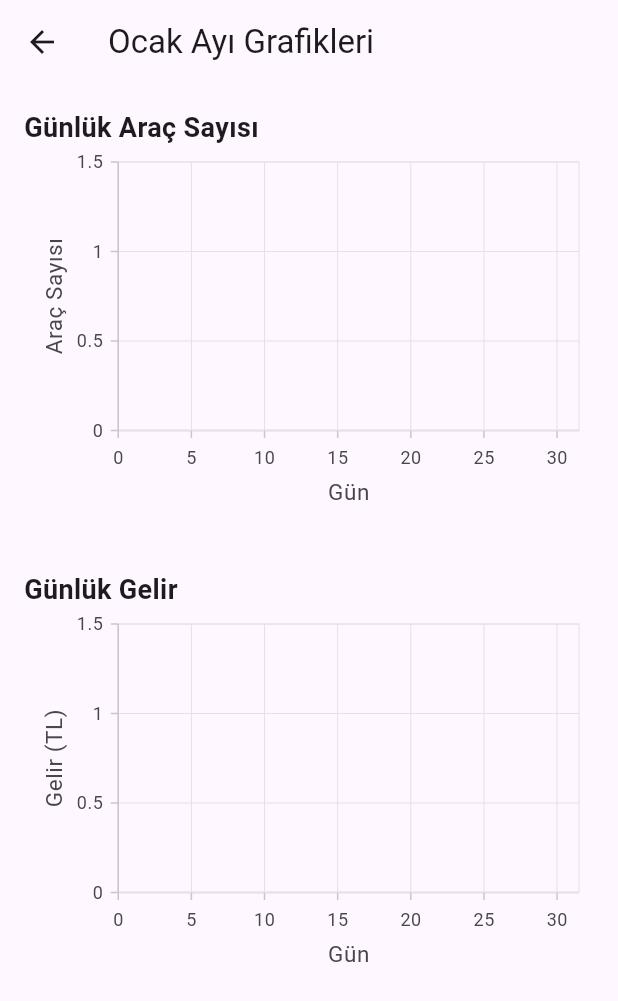
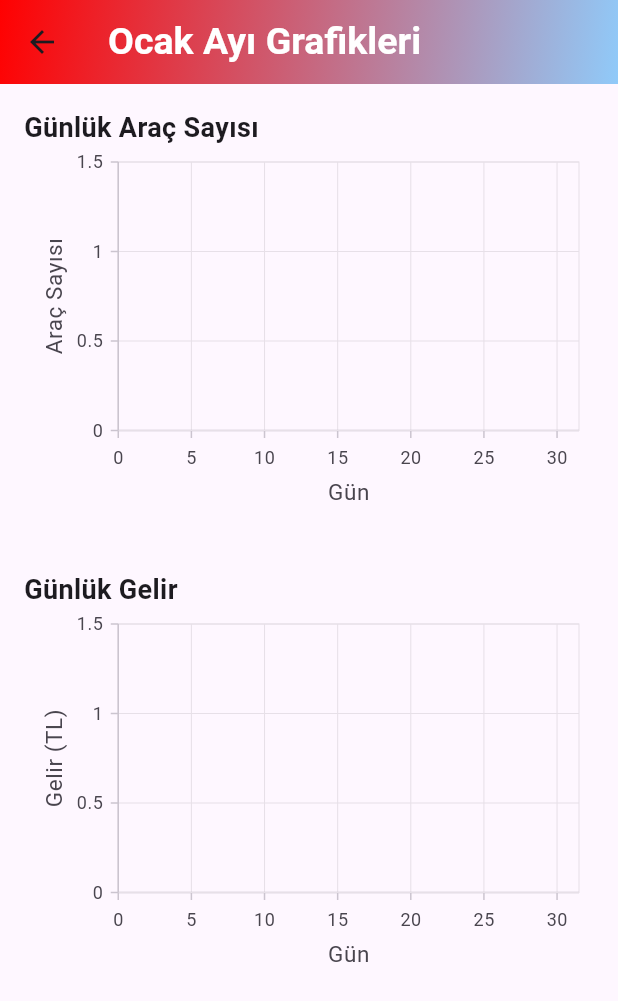
Before and after one commit to uluckabd/car_wash, a Flutter app: the ReportChartsPage screen opened directly, after a tap on "Ocak", on a phone screen of 412 x 824 dp. Shown: the top 1001 px of the screen. Run offline on Flutter 3.47's test engine with Material 3 defaults, Android fonts, the phone set to English and light mode, and no system bars; our stand-ins replace mask_text_input_formatter, sqflite, syncfusion_flutter_charts; accounts and stored records are empty.

Commit message:
grafik sayfaları tasarımı düzeltildi

```diff
--- a/lib/charts_page.dart
+++ b/lib/charts_page.dart
@@ -1,6 +1,9 @@
 import 'package:flutter/material.dart';
 import 'package:syncfusion_flutter_charts/charts.dart';
 import 'database_service.dart'; // Senin DatabaseService dosyan
+
+const Color primaryColor = Color.fromRGBO(255, 1, 1, 1);
+const Color secondaryColor = Color(0xFF90CAF9);
 
 class ChartsPage extends StatefulWidget {
   final String currentMonth; // <--- Artık parametre var
@@ -75,7 +78,25 @@ class _ChartsPageState extends State<ChartsPage> {
   @override
   Widget build(BuildContext context) {
     return Scaffold(
-      appBar: AppBar(title: Text("${widget.currentMonth} Ayı Grafikleri")),
+      appBar: AppBar(
+        title: Text(
+          "${widget.currentMonth} Ayı Grafikleri",
+          style: TextStyle(
+            color: Colors.white,
+            fontWeight: FontWeight.bold,
+            fontSize: 25,
+          ),
+        ),
+        flexibleSpace: Container(
+          decoration: const BoxDecoration(
+            gradient: LinearGradient(
+              colors: [primaryColor, secondaryColor],
+              begin: Alignment.topLeft,
+              end: Alignment.bottomRight,
+            ),
+          ),
+        ),
+      ),
       body: isLoading
           ? const Center(child: CircularProgressIndicator())
           : SingleChildScrollView(
--- a/lib/reportchartspage.dart
+++ b/lib/reportchartspage.dart
@@ -1,5 +1,8 @@
 import 'package:flutter/material.dart';
 import 'charts_page.dart';
+
+const Color primaryColor = Color.fromRGBO(255, 1, 1, 1);
+const Color secondaryColor = Color(0xFF90CAF9);
 
 // Reusable Ay Kartı Widget
 class MonthCard extends StatelessWidget {
@@ -48,7 +51,25 @@ class ReportChartsPage extends StatelessWidget {
     ];
 
     return Scaffold(
-      appBar: AppBar(title: const Text("Aylık Grafikler")),
+      appBar: AppBar(
+        title: const Text(
+          "Aylık Grafikler",
+          style: TextStyle(
+            color: Colors.white,
+            fontWeight: FontWeight.bold,
+            fontSize: 25,
+          ),
+        ),
+        flexibleSpace: Container(
+          decoration: const BoxDecoration(
+            gradient: LinearGradient(
+              colors: [primaryColor, secondaryColor],
+              begin: Alignment.topLeft,
+              end: Alignment.bottomRight,
+            ),
+          ),
+        ),
+      ),
       body: Padding(
         padding: const EdgeInsets.all(16),
         child: SingleChildScrollView(
```
